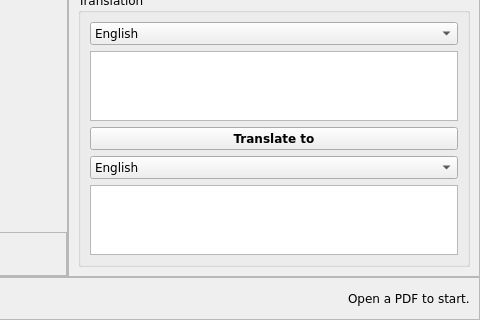
This is comic-lens/form.ui in kylekce/Comic-Lens as Qt 5 draws it before an edit; both pictures show x 757 to 1237 and y 456 to 776 of the 1237 by 776 pixel window. The edited form follows.
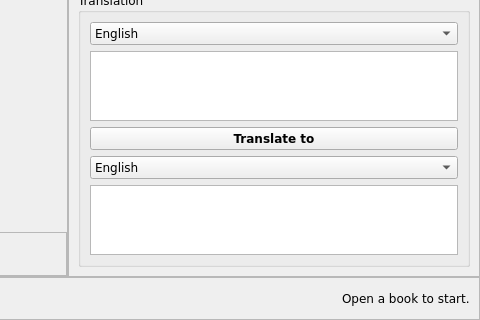
This is the edited form. Icons and pictures are not drawn.

Commit message: Update UI labels and tooltips

The edit to the form file:
```diff
--- a/comic-lens/form.ui
+++ b/comic-lens/form.ui
@@ -1037,7 +1037,7 @@
          <item>
           <widget class="QLabel" name="current_file_label">
            <property name="text">
-            <string>Open a PDF to start.</string>
+            <string>Open a book to start.</string>
            </property>
           </widget>
          </item>
```
Left out of the diff: 4 changed lines with no effect on the pictures. The commit also changes 3 other files.
